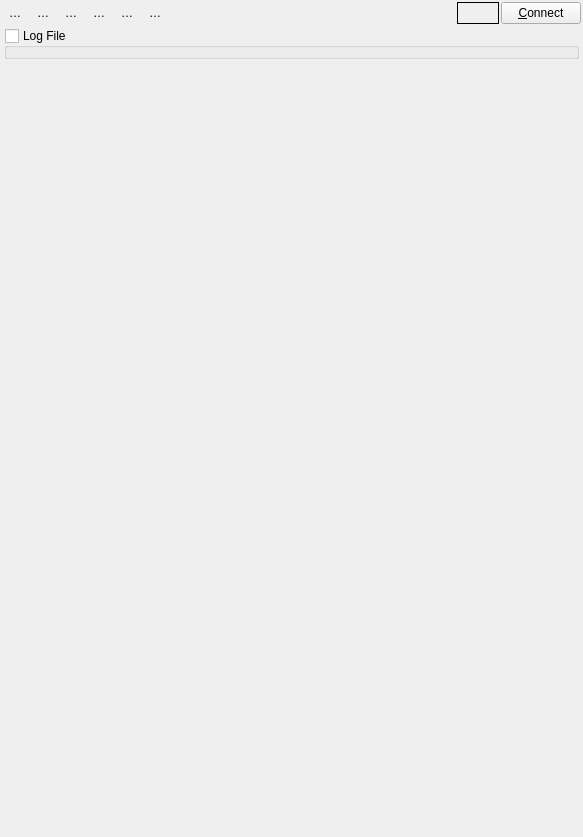
Qt form src/ui/qgsgpsinformationwidgetbase.ui (qgis/QGIS) before a commit.
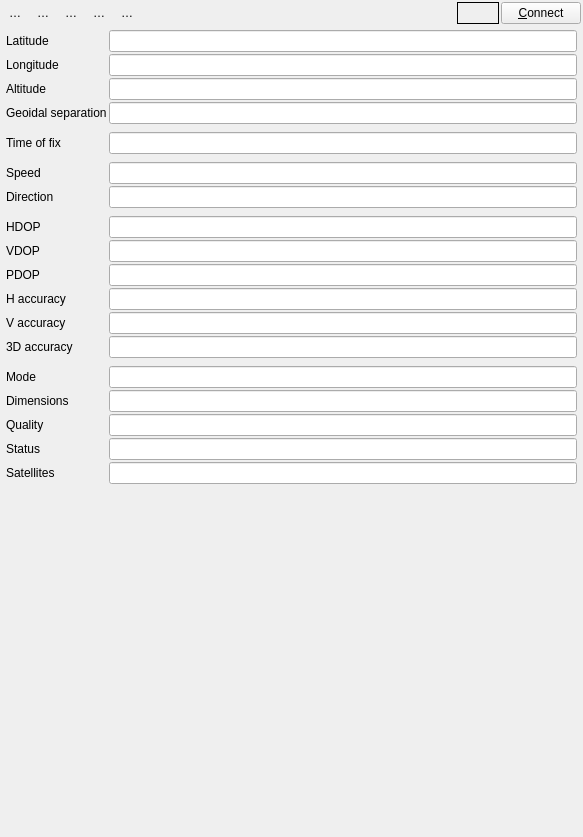
The same form after that commit. Icons and pictures are not drawn. Custom widgets are drawn as their Qt base class.

Commit message: Move nmea logging responsibility out of gps information widget

```diff
--- a/src/ui/qgsgpsinformationwidgetbase.ui
+++ b/src/ui/qgsgpsinformationwidgetbase.ui
@@ -32,7 +32,7 @@
    <item row="1" column="0">
     <widget class="QStackedWidget" name="mStackedWidget">
      <property name="currentIndex">
-      <number>3</number>
+      <number>0</number>
      </property>
      <widget class="QWidget" name="stackedWidgetPage1">
       <layout class="QGridLayout" name="gridLayout_11">
@@ -61,8 +61,8 @@
            <rect>
             <x>0</x>
             <y>0</y>
-            <width>162</width>
-            <height>544</height>
+            <width>579</width>
+            <height>803</height>
            </rect>
           </property>
           <layout class="QGridLayout" name="gridLayout_2">
@@ -475,115 +475,6 @@
      </widget>
      <widget class="QWidget" name="stackedWidgetPage2"/>
      <widget class="QWidget" name="stackedWidgetPage3"/>
-     <widget class="QWidget" name="stackedWidgetPage4">
-      <layout class="QGridLayout" name="gridLayout_5">
-       <property name="leftMargin">
-        <number>0</number>
-       </property>
-       <property name="topMargin">
-        <number>0</number>
-       </property>
-       <property name="rightMargin">
-        <number>0</number>
-       </property>
-       <property name="bottomMargin">
-        <number>0</number>
-       </property>
-       <property name="verticalSpacing">
-        <number>6</number>
-       </property>
-       <item row="0" column="0">
-        <widget class="QgsScrollArea" name="scrollArea">
-         <property name="frameShape">
-          <enum>QFrame::NoFrame</enum>
-         </property>
-         <property name="widgetResizable">
-          <bool>true</bool>
-         </property>
-         <widget class="QWidget" name="scrollAreaWidgetContents">
-          <property name="geometry">
-           <rect>
-            <x>0</x>
-            <y>0</y>
-            <width>579</width>
-            <height>803</height>
-           </rect>
-          </property>
-          <layout class="QGridLayout" name="gridLayout_7">
-           <property name="leftMargin">
-            <number>2</number>
-           </property>
-           <property name="topMargin">
-            <number>2</number>
-           </property>
-           <property name="rightMargin">
-            <number>2</number>
-           </property>
-           <property name="bottomMargin">
-            <number>2</number>
-           </property>
-           <property name="verticalSpacing">
-            <number>4</number>
-           </property>
-           <item row="1" column="0">
-            <widget class="QgsCollapsibleGroupBox" name="mLogFileGroupBox">
-             <property name="enabled">
-              <bool>true</bool>
-             </property>
-             <property name="minimumSize">
-              <size>
-               <width>0</width>
-               <height>0</height>
-              </size>
-             </property>
-             <property name="toolTip">
-              <string>save GPS data (NMEA sentences) to a file</string>
-             </property>
-             <property name="title">
-              <string>Log File</string>
-             </property>
-             <property name="checkable">
-              <bool>true</bool>
-             </property>
-             <property name="checked">
-              <bool>false</bool>
-             </property>
-             <layout class="QGridLayout" name="gridLayout_13" columnstretch="100">
-              <property name="topMargin">
-               <number>2</number>
-              </property>
-              <property name="bottomMargin">
-               <number>4</number>
-              </property>
-              <item row="0" column="0">
-               <widget class="QgsFileWidget" name="mLogFilename" native="true">
-                <property name="focusPolicy">
-                 <enum>Qt::StrongFocus</enum>
-                </property>
-               </widget>
-              </item>
-             </layout>
-            </widget>
-           </item>
-           <item row="2" column="0">
-            <spacer name="verticalSpacer_6">
-             <property name="orientation">
-              <enum>Qt::Vertical</enum>
-             </property>
-             <property name="sizeHint" stdset="0">
-              <size>
-               <width>20</width>
-               <height>40</height>
-              </size>
-             </property>
-            </spacer>
-           </item>
-          </layout>
-         </widget>
-        </widget>
-       </item>
-      </layout>
-     </widget>
      <widget class="QWidget" name="stackedWidgetPage5">
       <layout class="QGridLayout" name="gridLayout_6">
        <property name="leftMargin">
@@ -668,23 +559,6 @@
        </property>
       </widget>
      </item>
-     <item>
-      <widget class="QToolButton" name="mBtnOptions">
-       <property name="toolTip">
-        <string>Options</string>
-       </property>
-       <property name="text">
-        <string>…</string>
-       </property>
-       <property name="icon">
-        <iconset resource="../../images/images.qrc">
-         <normaloff>:/images/themes/default/mActionOptions.svg</normaloff>:/images/themes/default/mActionOptions.svg</iconset>
-       </property>
-       <property name="autoRaise">
-        <bool>true</bool>
-       </property>
-      </widget>
-     </item>
      <item>
       <widget class="QToolButton" name="mBtnDebug">
        <property name="toolTip">
@@ -793,24 +667,12 @@
   </layout>
  </widget>
  <customwidgets>
-  <customwidget>
-   <class>QgsFileWidget</class>
-   <extends>QWidget</extends>
-   <header>qgsfilewidget.h</header>
-   <container>1</container>
-  </customwidget>
   <customwidget>
    <class>QgsScrollArea</class>
    <extends>QScrollArea</extends>
    <header>qgsscrollarea.h</header>
    <container>1</container>
   </customwidget>
-  <customwidget>
-   <class>QgsCollapsibleGroupBox</class>
-   <extends>QGroupBox</extends>
-   <header>qgscollapsiblegroupbox.h</header>
-   <container>1</container>
-  </customwidget>
   <customwidget>
    <class>QgsPanelWidget</class>
    <extends>QWidget</extends>
```
Left out of the diff: 23 changed lines with no effect on the pictures. The commit also changes 7 other files.
